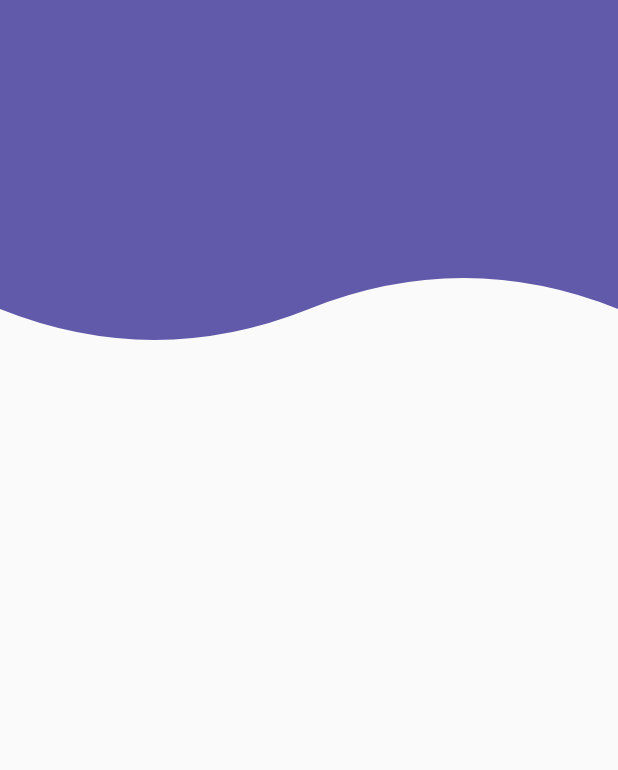
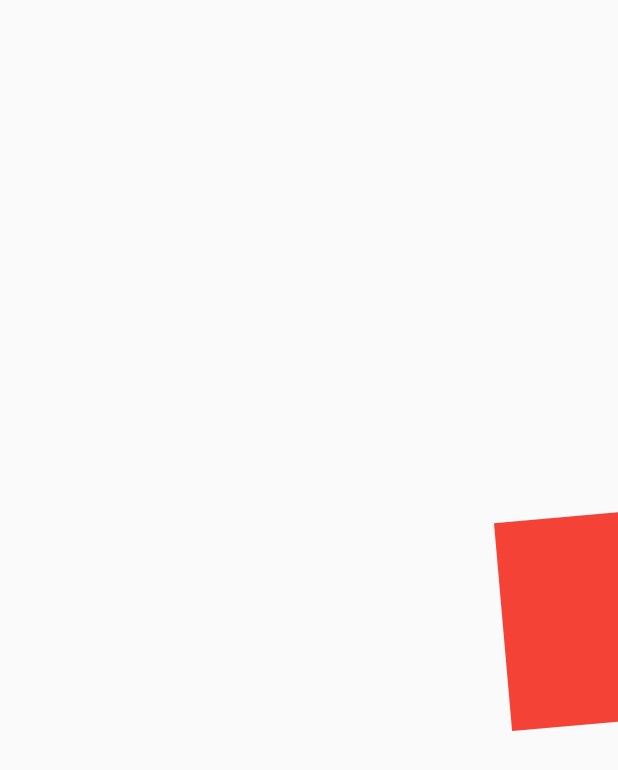
Before and after one commit to samuel005005/flutter_app_design, a Flutter app: the screen it shows after launch, on a phone screen of 412 x 824 dp. Shown: the top 770 px of the screen. Run offline on Flutter 3.47's test engine with Material 2 defaults, Android fonts, the phone set to English and light mode, and no system bars.

Commit message:
3. Animaciones personalizadas 1

```diff
--- a/lib/main.dart
+++ b/lib/main.dart
@@ -1,6 +1,5 @@
 import 'package:flutter/material.dart';
-
-import 'src/pages/headers_page.dart';
+import 'package:flutter_app_design/src/pages/animations_page.dart';
 
 void main() => runApp(const MyApp());
 
@@ -12,6 +11,6 @@ class MyApp extends StatelessWidget {
     return const MaterialApp(
         debugShowCheckedModeBanner: false,
         title: 'Diseños App',
-        home: HeadersPage());
+        home: AnimationPage());
   }
 }
--- /dev/null
+++ b/lib/src/pages/animations_page.dart
@@ -0,0 +1,126 @@
+import 'package:flutter/material.dart';
+import 'package:flutter/foundation.dart';
+import 'dart:math';
+
+class AnimationPage extends StatelessWidget {
+  const AnimationPage({super.key});
+
+  @override
+  Widget build(BuildContext context) {
+    return const Scaffold(
+      body: Center(
+        child: SquareAnimaded(),
+      ),
+    );
+  }
+}
+
+class SquareAnimaded extends StatefulWidget {
+  const SquareAnimaded({
+    super.key,
+  });
+
+  @override
+  State<SquareAnimaded> createState() => _SquareAnimadedState();
+}
+
+class _SquareAnimadedState extends State<SquareAnimaded>
+    with TickerProviderStateMixin {
+  late AnimationController animationController;
+
+  late Animation<double> rotate;
+  late Animation<double> opacity;
+  late Animation<double> moveRight;
+  late Animation<double> enlarge;
+
+  @override
+  void initState() {
+    animationController = AnimationController(
+        vsync: this, duration: const Duration(milliseconds: 4000));
+
+    rotate = Tween(begin: 0.0, end: 4 * pi).animate(
+      CurvedAnimation(
+        parent: animationController,
+        curve: Curves.easeOut,
+      ),
+    );
+
+    opacity = Tween(begin: 0.1, end: 1.0).animate(
+      CurvedAnimation(
+        parent: animationController,
+        curve: const Interval(
+          0,
+          0.25,
+          curve: Curves.easeOut,
+        ),
+      ),
+    );
+
+    moveRight = Tween(begin: 0.0, end: 200.0).animate(
+      CurvedAnimation(
+        parent: animationController,
+        curve: Curves.easeOut,
+      ),
+    );
+
+    enlarge = Tween(begin: 0.0, end: 2.0).animate(
+      CurvedAnimation(
+        parent: animationController,
+        curve: Curves.easeOut,
+      ),
+    );
+
+    animationController.addListener(() {
+      if (kDebugMode) {
+        print('Status: ${animationController.status}');
+      }
+
+      if (animationController.status == AnimationStatus.completed) {
+        animationController.repeat();
+      }
+    });
+
+    super.initState();
+  }
+
+  @override
+  void dispose() {
+    animationController.dispose();
+    super.dispose();
+  }
+
+  @override
+  Widget build(BuildContext context) {
+    animationController.forward();
+
+    return AnimatedBuilder(
+      animation: animationController,
+      child: const _Rectangle(),
+      builder: (context, childRentangle) => Transform.translate(
+        offset: Offset(moveRight.value, 0),
+        child: Transform.rotate(
+          angle: rotate.value,
+          child: Opacity(
+            opacity: opacity.value,
+            child: Transform.scale(
+              scale: enlarge.value,
+              child: childRentangle,
+            ),
+          ),
+        ),
+      ),
+    );
+  }
+}
+
+class _Rectangle extends StatelessWidget {
+  const _Rectangle();
+  @override
+  Widget build(BuildContext context) {
+    return Container(
+      width: 70,
+      height: 70,
+      decoration: const BoxDecoration(color: Colors.red),
+    );
+  }
+}
```
